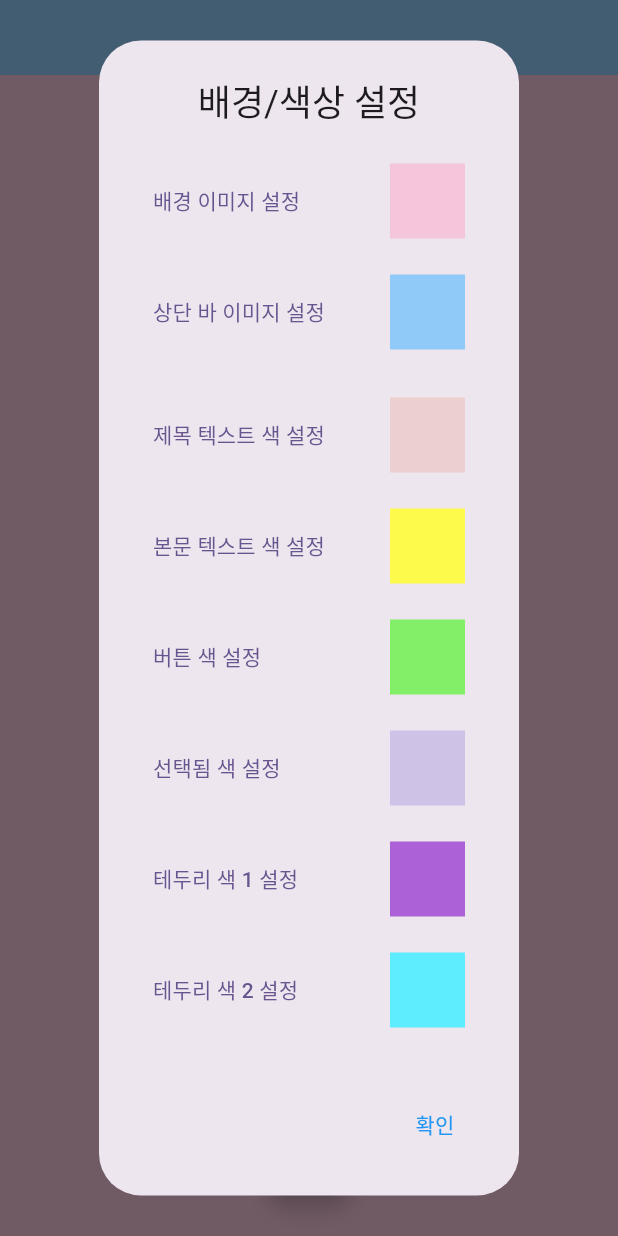
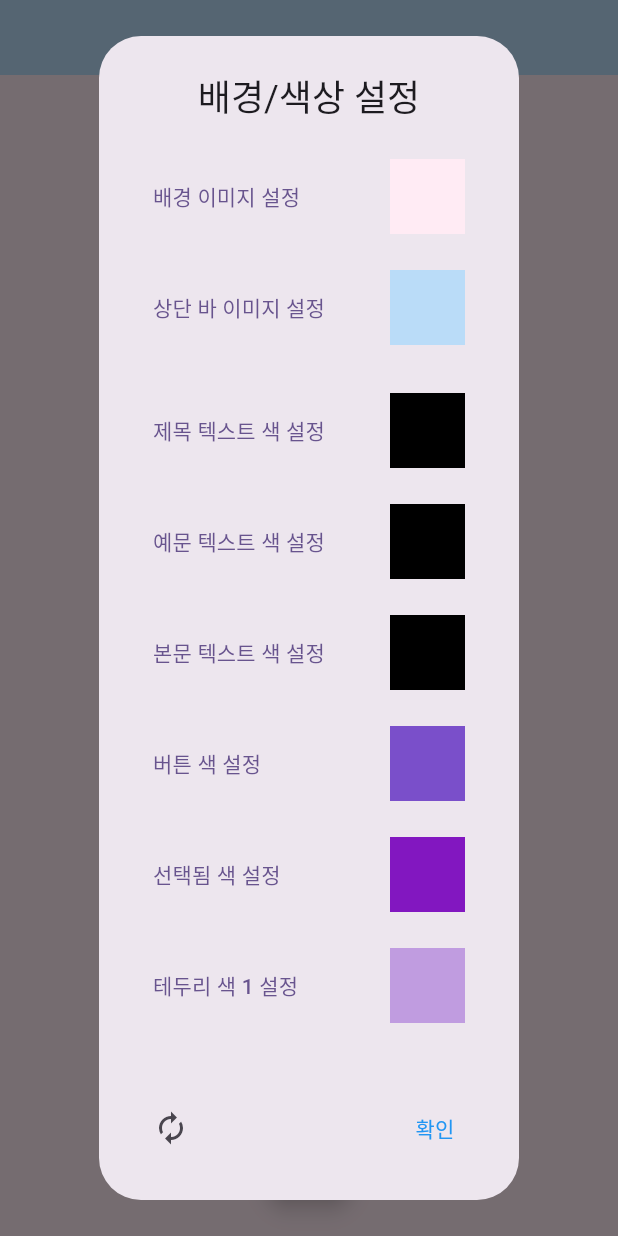
Before and after one commit to asui1/quizzer, a Flutter app: the MakingQuizscreen screen opened directly, after a tap on the "add" icon, after a tap on "3. 배경/색상 설정.", on a phone screen of 412 x 824 dp. Run offline on Flutter 3.47's test engine with Material 3 defaults, Android fonts, the phone set to English and light mode, and no system bars; our stand-ins replace dotted_border, flutter_colorpicker, image_picker, palette_generator, table_calendar.

Commit message:
color generator implemented

```diff
--- a/lib/Class/quizLayout.dart
+++ b/lib/Class/quizLayout.dart
@@ -2,7 +2,9 @@ import 'package:flutter/material.dart'; // Import the material.dart package
 
 import 'package:quizzer/Class/ImageColor.dart';
 import 'package:quizzer/Class/quiz.dart';
+import 'package:quizzer/Functions/colorGenerator.dart';
 import 'package:quizzer/config.dart';
+import 'package:palette_generator/palette_generator.dart';
 
 class QuizLayout {
   bool isTopBarVisible = false;
@@ -17,16 +19,19 @@ class QuizLayout {
   bool isFlipStyleSet = false;
   bool isBackgroundImageSet = false;
   bool isWidgetSizeSet = false;
-  ImageColor backgroundImage = ImageColor(color: Color.fromARGB(255, 245, 197, 219));
-  ImageColor topBarImage = ImageColor(color: Colors.blue[200]);
-  ImageColor bottompBarImage = ImageColor(color: Colors.blue[200]);
-  Color titleColor = Color.fromARGB(255, 236, 207, 207);
-  Color bodyTextColor = Color.fromARGB(255, 253, 250, 75);
-  Color textColor = Color.fromARGB(255, 131, 238, 104);
-  Color buttonColor = Color.fromARGB(255, 207, 194, 231);
-  Color borderColor1 = Color.fromARGB(255, 172, 98, 214);
-  Color borderColor2 = Color.fromARGB(255, 94, 236, 255);
-  Color selectedColor = Color.fromARGB(255, 120, 153, 184);
+  ImageColor backgroundImage =
+      ImageColor(color: Color.fromARGB(255, 255, 235, 244));
+  ImageColor topBarImage =
+      ImageColor(color: const Color.fromARGB(255, 186, 220, 248));
+  ImageColor bottompBarImage =
+      ImageColor(color: Color.fromARGB(255, 186, 220, 248));
+  Color titleColor = Color.fromARGB(255, 0, 0, 0);
+  Color bodyTextColor = Color.fromARGB(255, 0, 0, 0);
+  Color textColor = Color.fromARGB(255, 0, 0, 0);
+  Color buttonColor = Color.fromARGB(255, 122, 79, 202);
+  Color borderColor1 = Color.fromARGB(255, 130, 23, 192);
+  Color borderColor2 = Color.fromARGB(255, 192, 156, 224);
+  Color selectedColor = Color.fromARGB(255, 211, 175, 214);
   bool shuffleQuestions = false;
   String title = '';
   Image titleImage = Image.asset('images/question2.png');
@@ -37,7 +42,7 @@ class QuizLayout {
 
   QuizLayout({this.highlightedIndex = 0});
 
-  TextStyle getAnswerTextStyle(){
+  TextStyle getAnswerTextStyle() {
     return TextStyle(
       color: textColor,
       fontFamily: answerFont,
@@ -68,7 +73,6 @@ class QuizLayout {
   String getAnswerFont() {
     return answerFont;
   }
-
 
   Color getBorderColor1() {
     return borderColor1;
@@ -251,6 +255,21 @@ class QuizLayout {
     return true;
   }
 
+  Future<void> generateAdequateColors() async {
+    Color backgroundColorMain = await backgroundImage.getMainColor() as Color;
+    print(backgroundColorMain);
+    ColorSchemeGenerator colorSchemeGenerator =
+        ColorSchemeGenerator(backgroundColorMain);
+    titleColor = colorSchemeGenerator.getStandingOutColor();
+    bodyTextColor = colorSchemeGenerator.getStandingOutColor();
+    textColor = colorSchemeGenerator.getStandingOutColor();
+    buttonColor = colorSchemeGenerator.getStandingOutColor();
+    borderColor1 = colorSchemeGenerator.getSimilarColor();
+    selectedColor = colorSchemeGenerator.getStandingOutColor();
+    borderColor2 = colorSchemeGenerator.getSimilarColor();
+    //TODO: I want to generate color similar to background color for border Colors, contrast colors for button color and selected color.
+  }
+
   ImageColor getImage(int index) {
     if (index == 0) {
       return backgroundImage;
@@ -262,7 +281,7 @@ class QuizLayout {
       return ImageColor(color: titleColor);
     } else if (index == 4) {
       return ImageColor(color: bodyTextColor);
-    } else if(index ==5){
+    } else if (index == 5) {
       return ImageColor(color: textColor);
     } else if (index == 6) {
       return ImageColor(color: buttonColor);
@@ -280,7 +299,7 @@ class QuizLayout {
   Color getColor(int index) {
     if (index == 3) {
       return titleColor;
-    } else if(index == 4){
+    } else if (index == 4) {
       return bodyTextColor;
     } else if (index == 5) {
       return textColor;
--- a/lib/MakingQuizLayout.dart
+++ b/lib/MakingQuizLayout.dart
@@ -315,7 +315,7 @@ class _MakingQuizState extends State<MakingQuizscreen> {
                                 child: ListBody(
                                   children: <Widget>[
                                     Column(
-                                      children: List.generate(9, (index) {
+                                      children: List.generate(10, (index) {
                                         return Padding(
                                           padding: const EdgeInsets.only(
                                               bottom:
@@ -356,11 +356,28 @@ class _MakingQuizState extends State<MakingQuizscreen> {
                                 ),
                               ),
                               actions: <Widget>[
-                                ConfirmButton(
-                                  onPressed: () {
-                                    Navigator.of(context).pop(1);
-                                  },
-                                  selection: 1,
+                                Row(
+                                  mainAxisAlignment:
+                                      MainAxisAlignment.spaceBetween, // 좌우 정렬
+                                  children: <Widget>[
+                                    IconButton(
+                                      onPressed: () {
+                                        widget.quizLayout
+                                            .generateAdequateColors();
+                                        setState(() {});
+                                      },
+                                      icon: Icon(Icons.autorenew),
+                                    ),
+                                    Expanded(
+                                        child:
+                                            SizedBox()), // IconButton과 ConfirmButton 사이의 공간을 채움
+                                    ConfirmButton(
+                                      onPressed: () {
+                                        Navigator.of(context).pop(1);
+                                      },
+                                      selection: 1,
+                                    ),
+                                  ],
                                 ),
                               ],
                             );
@@ -388,8 +405,8 @@ class _MakingQuizState extends State<MakingQuizscreen> {
                       Navigator.push(
                         context,
                         MaterialPageRoute(
-                          builder: (context) =>
-                              quizLayoutAdditionalSetup(quizLayout: widget.quizLayout),
+                          builder: (context) => quizLayoutAdditionalSetup(
+                              quizLayout: widget.quizLayout),
                         ),
                       ).then((_) {
                         setState(() {});
--- a/lib/Strings.dart
+++ b/lib/Strings.dart
@@ -3,11 +3,12 @@ const Map<String, String> stringResources = {
   'imageSet1': '상단 바 이미지 설정',
   'imageSet2': '하단 바 이미지 설정',
   'imageSet3': '제목 텍스트 색 설정',
-  'imageSet4': '본문 텍스트 색 설정',
-  'imageSet5': '버튼 색 설정',
-  'imageSet6': '선택됨 색 설정',
-  'imageSet7': '테두리 색 1 설정',
-  'imageSet8': '테두리 색 2 설정',
+  'imageSet4': "예문 텍스트 색 설정",
+  'imageSet5': '본문 텍스트 색 설정',
+  'imageSet6': '버튼 색 설정',
+  'imageSet7': '선택됨 색 설정',
+  'imageSet8': '테두리 색 1 설정',
+  'imageSet9': '테두리 색 2 설정',
 
 
   'quiz1' : '퀴즈 1 생성',
--- a/lib/additionalSetup.dart
+++ b/lib/additionalSetup.dart
@@ -109,9 +109,11 @@ class _quizLayoutAdditionalSetup extends State<quizLayoutAdditionalSetup> {
                           vertical: AppConfig.padding),
                       decoration: BoxDecoration(
                         color: Colors.transparent, // 컨테이너를 투명하게 만듭니다.
+                        border: Border.all(
+                            color: widget.quizLayout.getBorderColor2(),
+                            width: 2),
                         borderRadius:
                             BorderRadius.circular(10), // 모서리를 둥글게 처리합니다.
-                            border: Border.all(color: widget.quizLayout.getBorderColor1(), width: 2)
                       ),
                       child: Padding(
                         padding: EdgeInsets.all(AppConfig.padding),
--- a/pubspec.yaml
+++ b/pubspec.yaml
@@ -41,6 +41,8 @@ dependencies:
   path_provider: ^2.1.3
   table_calendar: ^3.1.2
   uuid: ^4.4.0
+  palette_generator: ^0.3.3+3
+  image: ^4.2.0
 
 
 dev_dependencies:
```
Also changed, not shown: lib/Class/ImageColor.dart (+45 -1 lines), lib/Functions/colorGenerator.dart (added, +69 -0 lines), lib/makingQuiz.dart (+18 -10 lines), pubspec.lock, 1 other file.
